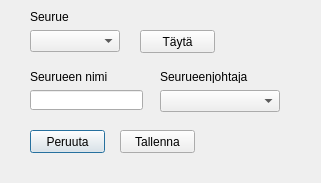
First picture: the form in desktopApp/ui/editPartyDialog.ui, repository eeroleppalehto/Jahtirekisteri, before the edit.
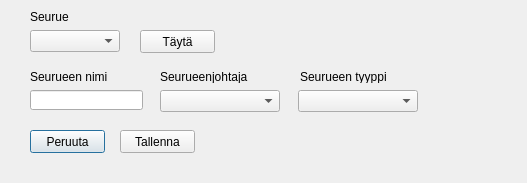
Second picture: the form after the edit.

Diff of the .ui file:
```diff
--- a/desktopApp/ui/editPartyDialog.ui
+++ b/desktopApp/ui/editPartyDialog.ui
@@ -6,7 +6,7 @@
    <rect>
     <x>0</x>
     <y>0</y>
-    <width>321</width>
+    <width>527</width>
     <height>183</height>
    </rect>
   </property>
@@ -87,7 +87,7 @@
     <rect>
      <x>30</x>
      <y>70</y>
-     <width>80</width>
+     <width>100</width>
      <height>13</height>
     </rect>
    </property>
@@ -100,7 +100,7 @@
     <rect>
      <x>160</x>
      <y>70</y>
-     <width>90</width>
+     <width>110</width>
      <height>13</height>
     </rect>
    </property>
@@ -121,6 +121,29 @@
     <string>Täytä</string>
    </property>
   </widget>
+  <widget class="QComboBox" name="editPartyTypeComboBox">
+   <property name="geometry">
+    <rect>
+     <x>298</x>
+     <y>90</y>
+     <width>120</width>
+     <height>22</height>
+    </rect>
+   </property>
+  </widget>
+  <widget class="QLabel" name="label_4">
+   <property name="geometry">
+    <rect>
+     <x>300</x>
+     <y>70</y>
+     <width>110</width>
+     <height>13</height>
+    </rect>
+   </property>
+   <property name="text">
+    <string>Seurueen tyyppi</string>
+   </property>
+  </widget>
  </widget>
  <tabstops>
   <tabstop>editPartyComboBox</tabstop>
```
